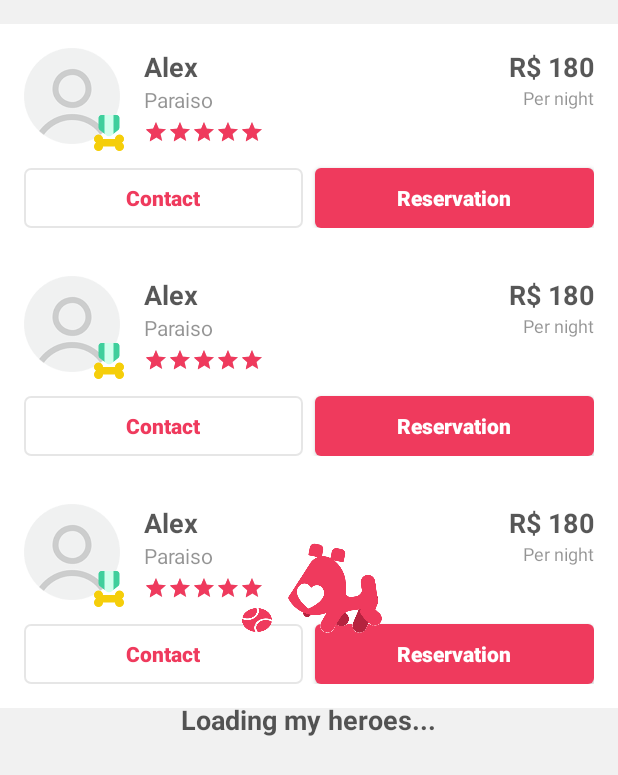
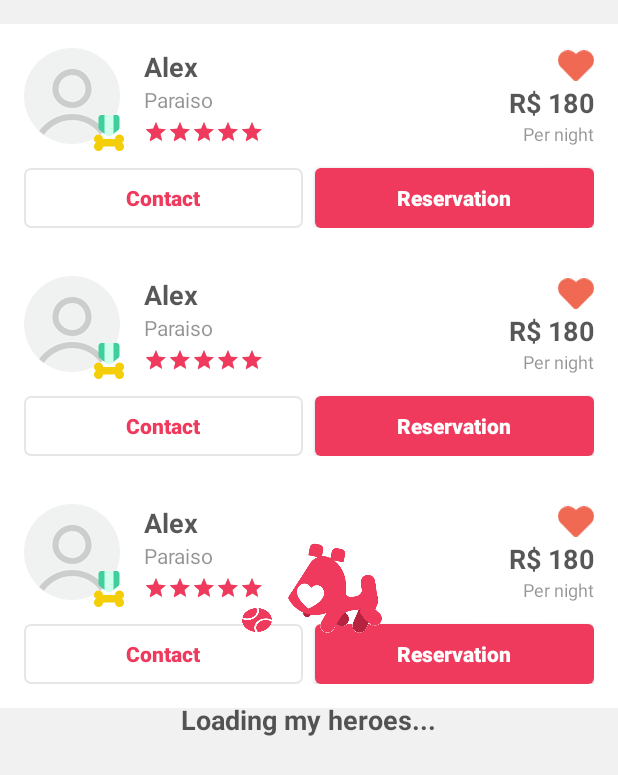
Before and after one commit to uziassantosferreira/DogHero-Challange, an Android app: the layout fragment_myheroes.xml on its own in the app's theme, with its tools: preview values and no code run, on a phone screen of 412 x 824 dp. Shown: the top 775 px of the screen. Run offline under Robolectric (Android 15) with nearby library versions, the light colour scheme and no system bars.

```diff
--- a/app/src/main/kotlin/com/doghero/features/myheroes/GetHeroesViewModel.kt
+++ b/app/src/main/kotlin/com/doghero/features/myheroes/GetHeroesViewModel.kt
@@ -5,9 +5,7 @@ import com.doghero.base.BaseViewModel
 import com.doghero.domain.rxjava.model.Category
 import com.doghero.domain.rxjava.model.Hero
 import com.doghero.domain.rxjava.requestvalue.RequestValues
-import com.doghero.domain.rxjava.usecase.GetMyHeroes
 import com.doghero.domain.rxjava.usecase.UseCase
-import com.doghero.exception.PresentationFailure
 import com.doghero.mapper.PresentationExceptionMapper
 import com.doghero.mapper.PresentationMyHeroesMapper
 import com.doghero.model.PresentationCategory
--- a/app/src/main/kotlin/com/doghero/features/myheroes/HeroesSection.kt
+++ b/app/src/main/kotlin/com/doghero/features/myheroes/HeroesSection.kt
@@ -3,7 +3,6 @@ package com.doghero.features.myheroes
 import android.support.v4.app.Fragment
 import android.support.v7.widget.RecyclerView
 import android.view.View
-import android.view.ViewGroup
 import android.widget.TextView
 import com.bumptech.glide.Glide
 import com.bumptech.glide.request.RequestOptions
@@ -36,7 +35,7 @@ class HeroesSection(private val category: PresentationCategory,
                 .apply(RequestOptions.circleCropTransform()
                     .placeholder(R.drawable.ic_person))
                 .into(holder.itemView.imageViewUser)
-
+            it.likeButtonView.visibility = if(category == PresentationCategory.FAVORITES) View.VISIBLE else View.GONE
             it.imageViewSuperHero.visibility = if(hero.isSuperHero) View.VISIBLE else View.GONE
         }
     }
--- /dev/null
+++ b/app/src/main/res/drawable/icon_like_select.xml
@@ -0,0 +1,27 @@
+<?xml version="1.0" encoding="utf-8"?>
+<vector xmlns:android="http://schemas.android.com/apk/res/android"
+    xmlns:tools="http://schemas.android.com/tools"
+    android:width="26dp"
+    android:height="22dp"
+    android:viewportHeight="22"
+    android:viewportWidth="26"
+    tools:targetApi="21">
+
+    <group
+        android:translateX="1.000000"
+        android:translateY="1.000000">
+        <path
+            android:fillColor="#EF6953"
+            android:pathData="M10.6517083,1.81330322 C8.22285217,-0.600945754 4.26378303,-0.608282254
+1.82645577,1.81438687 C-0.605912007,4.23212634 -0.611359579,8.16449356
+1.82536557,10.5865642 L3.17365724,11.9267472 L10.482346,19.3893827
+C11.2550192,20.1783312 12.510386,20.1926917 13.2987483,19.4090706
+L20.8263428,11.9267472 L22.1746344,10.5865642 C24.6113596,8.16449356
+24.605912,4.23212634 22.1735442,1.81438687 C19.736217,-0.608282254
+15.7771478,-0.600945754 13.3482917,1.81330322 L12,3.15348624
+L10.6517083,1.81330322 Z"
+            android:strokeColor="#EF6953"
+            android:strokeWidth="2" />
+    </group>
+
+</vector>
--- /dev/null
+++ b/app/src/main/res/drawable/icon_like_unselected.xml
@@ -0,0 +1,26 @@
+<?xml version="1.0" encoding="utf-8"?>
+<vector xmlns:android="http://schemas.android.com/apk/res/android"
+    xmlns:tools="http://schemas.android.com/tools"
+    android:width="26dp"
+    android:height="22dp"
+    android:viewportHeight="22"
+    android:viewportWidth="26"
+    tools:targetApi="21">
+
+    <group
+        android:translateX="1.000000"
+        android:translateY="1.000000">
+        <path
+            android:pathData="M10.6517083,1.81330322 C8.22285217,-0.600945754 4.26378303,-0.608282254
+1.82645577,1.81438687 C-0.605912007,4.23212634 -0.611359579,8.16449356
+1.82536557,10.5865642 L3.17365724,11.9267472 L10.482346,19.3893827
+C11.2550192,20.1783312 12.510386,20.1926917 13.2987483,19.4090706
+L20.8263428,11.9267472 L22.1746344,10.5865642 C24.6113596,8.16449356
+24.605912,4.23212634 22.1735442,1.81438687 C19.736217,-0.608282254
+15.7771478,-0.600945754 13.3482917,1.81330322 L12,3.15348624
+L10.6517083,1.81330322 Z"
+            android:strokeColor="#6F7982"
+            android:strokeWidth="2" />
+    </group>
+
+</vector>
--- a/app/src/main/res/layout/list_item_hero.xml
+++ b/app/src/main/res/layout/list_item_hero.xml
@@ -23,7 +23,7 @@
             android:layout_height="wrap_content"
             android:id="@+id/textViewName"
             android:layout_marginLeft="@dimen/medium_space"
-            app:layout_constraintTop_toTopOf="@+id/imageViewUser"
+            app:layout_constraintTop_toTopOf="@+id/likeButtonView"
             app:layout_constraintStart_toEndOf="@+id/imageViewUser"
             tools:text="Alex"
             app:layout_constraintEnd_toStartOf="@+id/textViewPrice"/>
@@ -50,6 +50,15 @@
             app:layout_constraintEnd_toEndOf="parent"
             app:layout_constraintHorizontal_bias="0.0"
             app:layout_constraintStart_toStartOf="@+id/textViewNeighborhood"/>
+
+
+    <com.doghero.util.like.LikeButtonView
+            android:layout_width="@dimen/image_super_hero_space"
+            android:layout_height="@dimen/image_super_hero_space"
+            app:layout_constraintEnd_toEndOf="parent"
+            app:layout_constraintTop_toTopOf="parent"
+            android:id="@+id/likeButtonView"/>
+
     <TextView
             style="@style/TextView.Price"
             tools:text="R$ 180"
@@ -57,7 +66,7 @@
             android:layout_height="wrap_content"
             android:id="@+id/textViewPrice"
             app:layout_constraintEnd_toEndOf="parent"
-            app:layout_constraintTop_toTopOf="parent"/>
+            app:layout_constraintTop_toBottomOf="@+id/likeButtonView"/>
 
     <TextView
             style="@style/TextView.PerNight"
--- /dev/null
+++ b/app/src/main/res/layout/view_like_button.xml
@@ -0,0 +1,13 @@
+<?xml version="1.0" encoding="utf-8"?>
+<merge xmlns:android="http://schemas.android.com/apk/res/android"
+       android:layout_width="match_parent"
+       android:layout_height="match_parent">
+
+    <ImageView
+            android:id="@+id/imageView"
+            android:layout_width="wrap_content"
+            android:layout_height="wrap_content"
+            android:layout_gravity="center"
+            android:src="@drawable/icon_like_select"/>
+
+</merge>
```
Also changed, not shown: app/src/main/kotlin/com/doghero/features/myheroes/MyHeroesFragment.kt (+10 -4 lines), app/src/main/kotlin/com/doghero/util/like/LikeButtonView.kt (added, +131 -0 lines).
